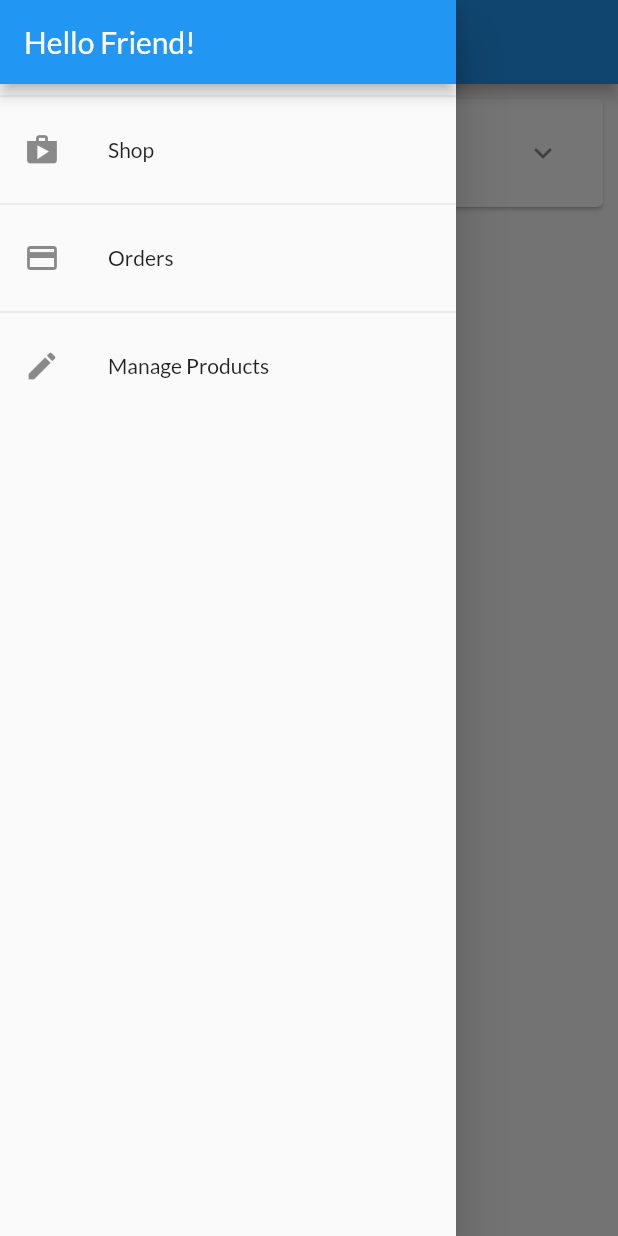
After one commit to LeThiYenLuaB1910408/CT484_THUCHANH, a Flutter app: the OrdersScreen screen opened by its route, with the side drawer open, on a phone screen of 412 x 824 dp. The commit adds this screen. Run offline on Flutter 3.47's test engine with Material 2 defaults, Android fonts, the phone set to English and light mode, and no system bars; network calls fail.

Commit message:
Xay dung drawer va dinh tuyen theo ten

```diff
--- a/lib/ui/orders/orders_screen.dart
+++ b/lib/ui/orders/orders_screen.dart
@@ -1,8 +1,10 @@
 import 'package:flutter/material.dart';
 import 'order_item_card.dart';
 import 'order_manager.dart';
+import '../shared/app_drawer.dart';
 
 class OrdersScreen extends StatelessWidget {
+  static const routeName = '/orders';
   const OrdersScreen({super.key});
 
   @override
@@ -13,6 +15,7 @@ class OrdersScreen extends StatelessWidget {
       appBar: AppBar(
         title: const Text('Your Orders'),
       ),
+      drawer: const AppDrawer(),
       body: ListView.builder(
         itemCount: ordersManager.orderCount,
         itemBuilder: (ctx, i) => OrderItemCard(ordersManager.orders[i]),
--- a/lib/ui/products/product_grid_tile.dart
+++ b/lib/ui/products/product_grid_tile.dart
@@ -20,8 +20,10 @@ class ProductGridTile extends StatelessWidget {
         footer: buildGridFooterBar(context),
         child: GestureDetector(
           onTap: () {
-            Navigator.of(context).push(MaterialPageRoute(
-                builder: (ctx) => ProductDetailScreen(product)));
+            Navigator.of(context).pushNamed(
+              ProductDetailScreen.routeName,
+              arguments: product.id,
+            );
           },
           child: Image.network(
             product.imageUrl,
--- a/lib/ui/products/product_overview_screen.dart
+++ b/lib/ui/products/product_overview_screen.dart
@@ -1,6 +1,8 @@
 import 'package:flutter/material.dart';
+import 'package:myshop/ui/screens.dart';
 
 import 'products_grid.dart';
+import '../shared/app_drawer.dart';
 
 enum FilterOptions { favorites, all }
 
@@ -19,6 +21,7 @@ class _ProductsOverviewScreenState extends State<ProductsOverviewScreen> {
         buildProductFilterMenu(),
         buildShoppingCartIcon(),
       ]),
+      drawer: const AppDrawer(),
       body: ProductGrid(_showOnlyFavorites),
     );
   }
@@ -26,7 +29,7 @@ class _ProductsOverviewScreenState extends State<ProductsOverviewScreen> {
   Widget buildShoppingCartIcon() {
     return IconButton(
         onPressed: () {
-          print('Go to cart screen');
+          Navigator.of(context).pushNamed(CartScreen.routeName);
         },
         icon: const Icon(Icons.shopping_cart));
   }
--- a/lib/ui/products/user_products_screen.dart
+++ b/lib/ui/products/user_products_screen.dart
@@ -2,8 +2,10 @@ import 'package:flutter/material.dart';
 
 import 'user_product_list_tile.dart';
 import 'products_manager.dart';
+import '../shared/app_drawer.dart';
 
 class UserProductScreen extends StatelessWidget{
+  static const routeName = '/user-products';
   const UserProductScreen({super.key});
 
   @override
@@ -16,6 +18,7 @@ class UserProductScreen extends StatelessWidget{
           buildAddButton(),
         ],
       ),
+      drawer: const AppDrawer(),
       body: RefreshIndicator(
         onRefresh: () async => print('refresh products'),
         child: buildUserProductListView(productsManager),
--- /dev/null
+++ b/lib/ui/screens.dart
@@ -0,0 +1,10 @@
+export 'products/product_overview_screen.dart';
+export 'products/product_detail_screen.dart';
+export 'products/user_products_screen.dart';
+export 'products/products_manager.dart';
+
+export 'orders/orders_screen.dart';
+export 'orders/order_manager.dart';
+
+export 'cart/cart_screen.dart';
+export 'cart/cart_manager.dart';
--- /dev/null
+++ b/lib/ui/shared/app_drawer.dart
@@ -0,0 +1,45 @@
+import 'package:flutter/material.dart';
+import '../orders/orders_screen.dart';
+import '../products/user_products_screen.dart';
+
+class AppDrawer extends StatelessWidget {
+  const AppDrawer({super.key});
+
+  @override
+  Widget build(BuildContext context) {
+    return Drawer(
+      child: Column(
+        children: <Widget>[
+          AppBar(
+            title: const Text('Hello Friend!'),
+            automaticallyImplyLeading: false,
+          ),
+          const Divider(),
+          ListTile(
+            leading: const Icon(Icons.shop),
+            title: const Text('Shop'),
+            onTap: () {
+              Navigator.of(context).pushReplacementNamed('/');
+            },
+          ),
+          const Divider(),
+          ListTile(
+            leading: const Icon(Icons.payment),
+            title: const Text('Orders'),
+            onTap: () {
+              Navigator.of(context).pushReplacementNamed(OrdersScreen.routeName);
+            },
+          ),
+          const Divider(),
+          ListTile(
+            leading: const Icon(Icons.edit),
+            title: const Text('Manage Products'),
+            onTap: () {
+              Navigator.of(context).pushReplacementNamed(UserProductScreen.routeName);
+            },
+          ),
+        ],
+      ),
+    );
+  }
+}
--- a/pubspec.yaml
+++ b/pubspec.yaml
@@ -58,6 +58,7 @@ flutter:
   # the material Icons class.
   uses-material-design: true
 
+
   fonts:
     - family: Lato
       fonts:
```
Also changed, not shown: lib/main.dart (+30 -16 lines), lib/ui/products/product_detail_screen.dart (+9 -12 lines), lib/ui/products/products_manager.dart (+6 -2 lines).
